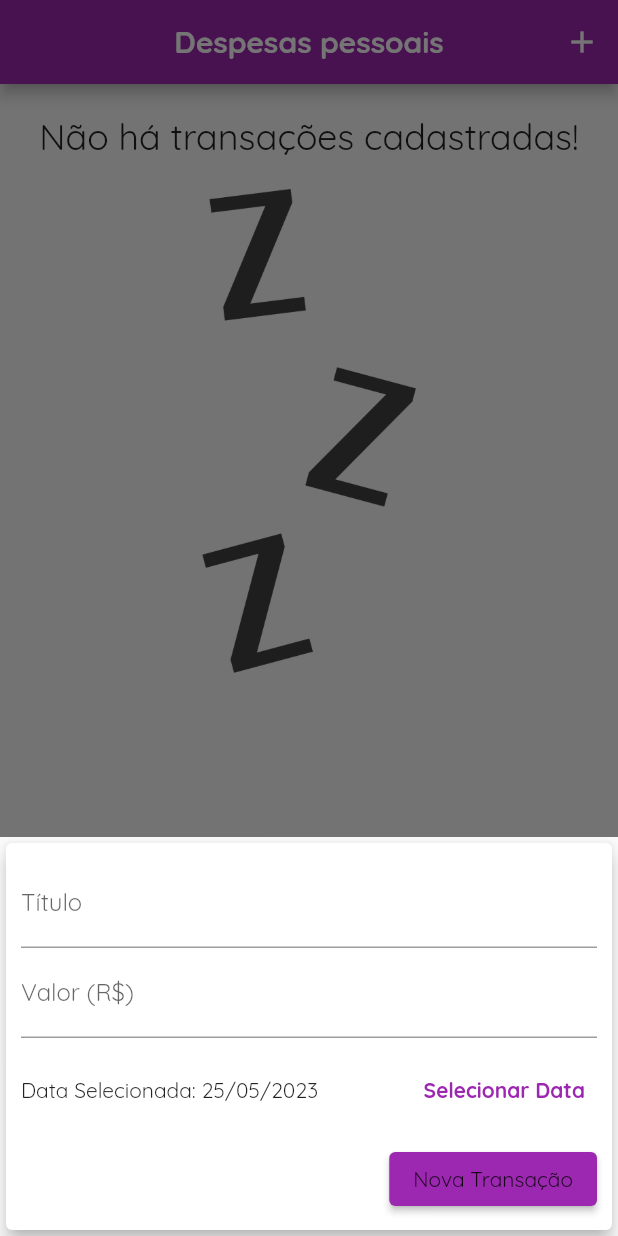
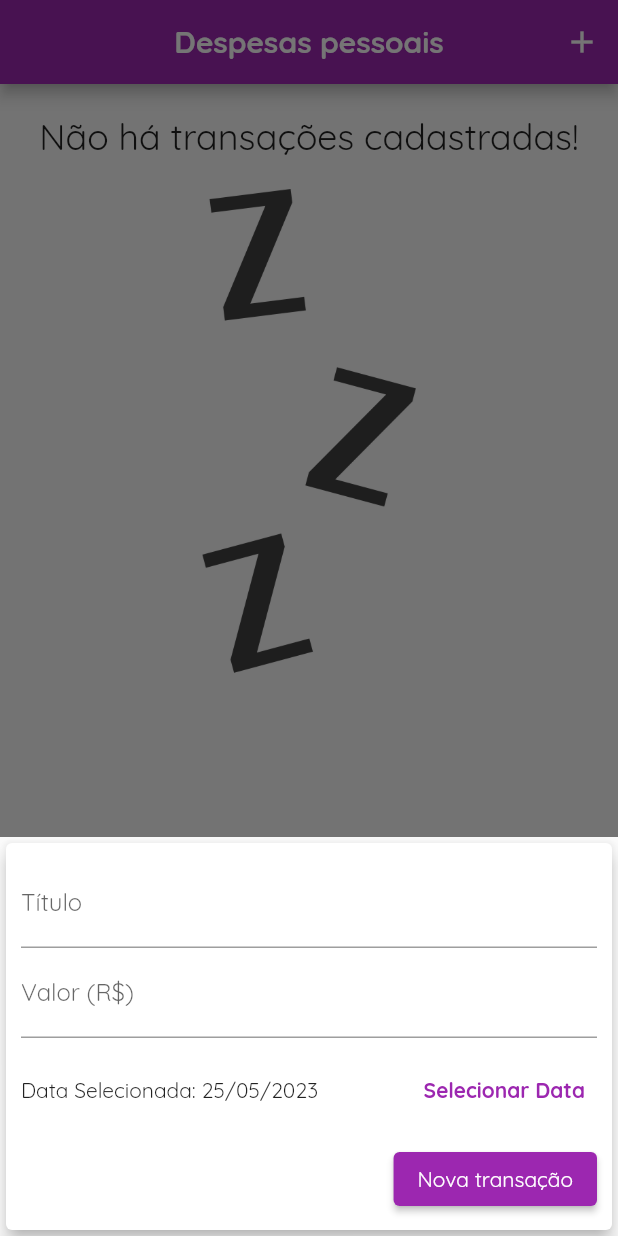
Before and after one commit to LucasMLara/ExpensesAppFlutter, a Flutter app: the screen it shows after launch, after a tap on the "add" icon, on a phone screen of 412 x 824 dp. Run offline on Flutter 3.47's test engine with Material 2 defaults, Android fonts, the phone set to English and light mode, and no system bars.

Commit message:
btn adaptativo IOS e android

```diff
--- a/analysis_options.yaml
+++ b/analysis_options.yaml
@@ -22,6 +22,7 @@ linter:
   # `// ignore_for_file: name_of_lint` syntax on the line or in the file
   # producing the lint.
   rules:
+    use_key_in_widget_constructors:false
     # avoid_print: false  # Uncomment to disable the `avoid_print` rule
     # prefer_single_quotes: true  # Uncomment to enable the `prefer_single_quotes` rule
 
--- /dev/null
+++ b/lib/components/adaptative_button.dart
@@ -0,0 +1,27 @@
+import 'dart:io';
+import 'package:flutter/material.dart';
+import 'package:flutter/cupertino.dart';
+
+class AdaptativeButton extends StatelessWidget {
+  final String label;
+  final Function() onPressed;
+
+  const AdaptativeButton({required this.label, required this.onPressed});
+
+  @override
+  Widget build(BuildContext context) {
+    return Platform.isIOS
+        ? CupertinoButton(
+            color: Colors.white,
+            child: Text(label),
+            onPressed: onPressed,
+          )
+        : ElevatedButton(
+            onPressed: onPressed,
+            child: Text(
+              label,
+              style: TextStyle(color: Colors.white),
+            ),
+          );
+  }
+}
--- a/lib/components/transaction_form.dart
+++ b/lib/components/transaction_form.dart
@@ -1,5 +1,6 @@
 import 'package:flutter/material.dart';
 import 'package:intl/intl.dart';
+import 'adaptative_button.dart';
 
 class TransactionForm extends StatefulWidget {
   final void Function(String, double, DateTime) onSubmit;
@@ -99,14 +100,9 @@ class _TransactionFormState extends State<TransactionForm> {
               Row(
                 mainAxisAlignment: MainAxisAlignment.end,
                 children: <Widget>[
-                  ElevatedButton(
+                  AdaptativeButton(
                     onPressed: _submitForm,
-                    child: Text(
-                      'Nova Transação',
-                      style: TextStyle(
-                        color: Theme.of(context).textTheme.button?.color,
-                      ),
-                    ),
+                    label: 'Nova transação',
                   ),
                 ],
               ),
```
